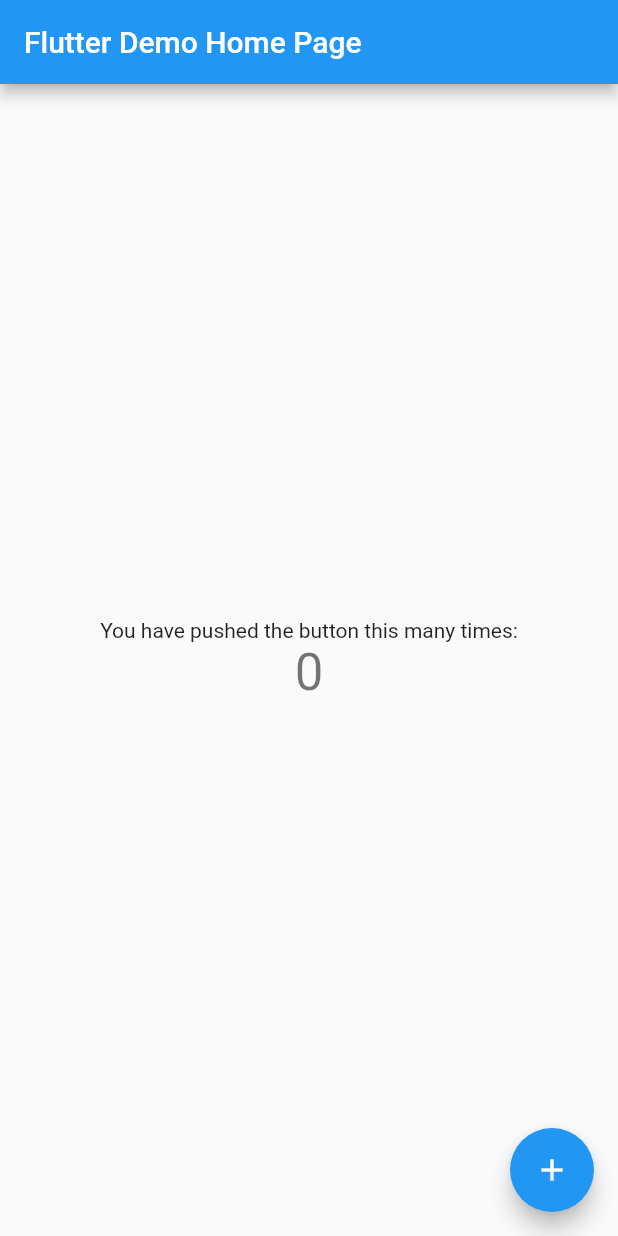
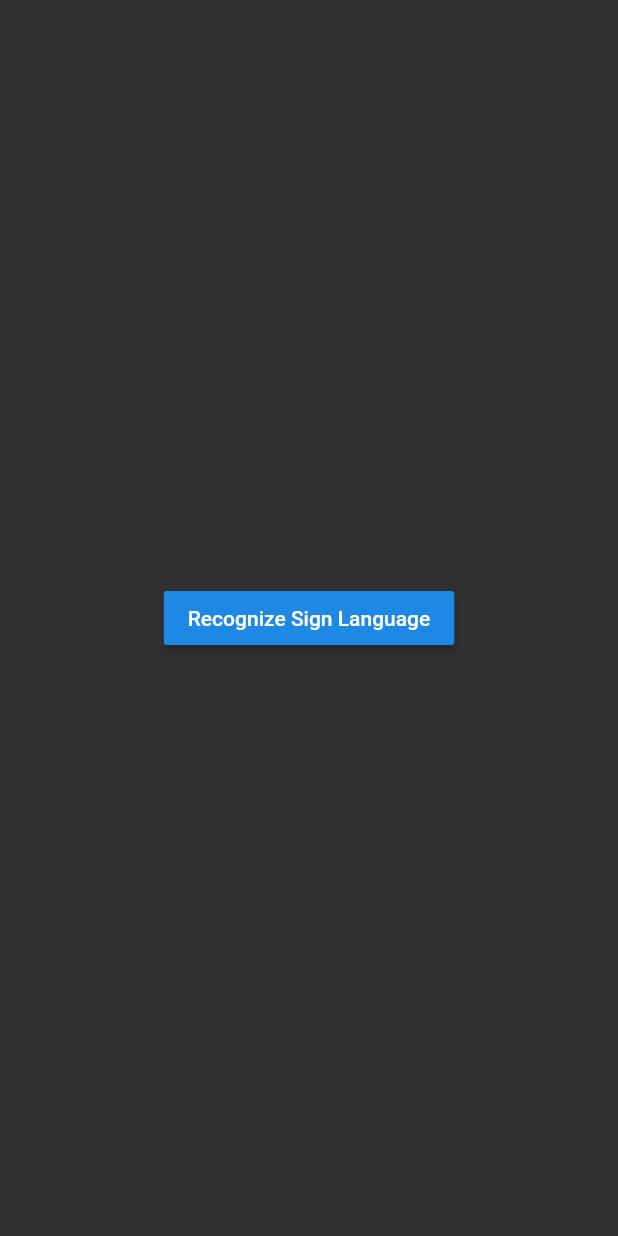
Before and after one commit to theGateway1/Sign-Language-Translator-Realtime, a Flutter app: the screen it shows after launch, on a phone screen of 412 x 824 dp. Run offline on Flutter 3.47's test engine with Material 2 defaults, Android fonts, the light colour scheme and no system bars; our stand-ins replace camera; missing offline and left inert: tflite.

Commit message:
Add Files

```diff
--- /dev/null
+++ b/lib/home.dart
@@ -0,0 +1,127 @@
+import 'package:flutter/material.dart';
+import 'package:camera/camera.dart';
+import 'package:tflite/tflite.dart';
+import 'dart:math' as math;
+
+import 'camera.dart';
+import 'bndbox.dart';
+import 'models.dart';
+
+class HomePage extends StatefulWidget {
+  final List<CameraDescription> cameras;
+
+  HomePage(this.cameras);
+
+  @override
+  _HomePageState createState() => new _HomePageState();
+}
+
+class _HomePageState extends State<HomePage> {
+  List<dynamic> _recognitions;
+  int _imageHeight = 0;
+  int _imageWidth = 0;
+  String _model = "";
+
+  @override
+  void initState() {
+    super.initState();
+  }
+
+  loadModel() async {
+    String res;
+    switch (_model) {
+      // case yolo:
+      //   res = await Tflite.loadModel(
+      //       // model: "assets/yolov2_tiny.tflite",
+      //       // labels: "assets/yolov2_tiny.txt",
+      //       // );
+      //       model: "assets/sign_lang.tflite",
+      //       labels: "assets/sign_lang_labels.txt");
+      //   break;
+
+      case mobilenet:
+        res = await Tflite.loadModel(
+            // model: "assets/mobilenet_v1_1.0_224.tflite",
+            // labels: "assets/mobilenet_v1_1.0_224.txt");
+            model: "assets/sign_lang.tflite",
+            labels: "assets/sign_lang_labels.txt");
+
+        break;
+
+      // case posenet:
+      //   res = await Tflite.loadModel(
+      //       model: "assets/posenet_mv1_075_float_from_checkpoints.tflite");
+      //   // model: "assets/sign_lang.tflite",
+      //   // labels: "assets/sign_lang_labels.txt");
+      //   break;
+
+      default:
+        res = await Tflite.loadModel(
+            model: "assets/ssd_mobilenet.tflite",
+            labels: "assets/ssd_mobilenet.txt");
+    }
+    print(res);
+  }
+
+  onSelect(model) {
+    setState(() {
+      _model = model;
+    });
+    loadModel();
+  }
+
+  setRecognitions(recognitions, imageHeight, imageWidth) {
+    setState(() {
+      _recognitions = recognitions;
+      _imageHeight = imageHeight;
+      _imageWidth = imageWidth;
+    });
+  }
+
+  @override
+  Widget build(BuildContext context) {
+    Size screen = MediaQuery.of(context).size;
+    return Scaffold(
+      body: _model == ""
+          ? Center(
+              child: Column(
+                mainAxisAlignment: MainAxisAlignment.center,
+                children: <Widget>[
+                  // RaisedButton(
+                  //   child: const Text(ssd),
+                  //   onPressed: () => onSelect(ssd),
+                  // ),
+                  // RaisedButton(
+                  //   child: const Text(yolo),
+                  //   onPressed: () => onSelect(yolo),
+                  // ),
+                  RaisedButton(
+                    child: const Text("Recognize Sign Language"),
+                    onPressed: () => onSelect(mobilenet),
+                  ),
+                  // RaisedButton(
+                  //   child: const Text(posenet),
+                  //   onPressed: () => onSelect(posenet),
+                  // ),
+                ],
+              ),
+            )
+          : Stack(
+              children: [
+                Camera(
+                  widget.cameras,
+                  _model,
+                  setRecognitions,
+                ),
+                BndBox(
+                    _recognitions == null ? [] : _recognitions,
+                    math.max(_imageHeight, _imageWidth),
+                    math.min(_imageHeight, _imageWidth),
+                    screen.height,
+                    screen.width,
+                    _model),
+              ],
+            ),
+    );
+  }
+}
--- a/lib/main.dart
+++ b/lib/main.dart
@@ -1,113 +1,29 @@
+import 'dart:async';
 import 'package:flutter/material.dart';
+import 'package:camera/camera.dart';
+import 'home.dart';
 
-void main() {
-  runApp(MyApp());
+List<CameraDescription> cameras;
+
+Future<Null> main() async {
+  WidgetsFlutterBinding.ensureInitialized();
+  try {
+    cameras = await availableCameras();
+  } on CameraException catch (e) {
+    print('Error: $e.code\nError Message: $e.message');
+  }
+  runApp(new MyApp());
 }
 
 class MyApp extends StatelessWidget {
-  // This widget is the root of your application.
   @override
   Widget build(BuildContext context) {
     return MaterialApp(
-      title: 'Flutter Demo',
+      title: 'tflite real-time detection',
       theme: ThemeData(
-        // This is the theme of your application.
-        //
-        // Try running your application with "flutter run". You'll see the
-        // application has a blue toolbar. Then, without quitting the app, try
-        // changing the primarySwatch below to Colors.green and then invoke
-        // "hot reload" (press "r" in the console where you ran "flutter run",
-        // or simply save your changes to "hot reload" in a Flutter IDE).
-        // Notice that the counter didn't reset back to zero; the application
-        // is not restarted.
-        primarySwatch: Colors.blue,
+        brightness: Brightness.dark,
       ),
-      home: MyHomePage(title: 'Flutter Demo Home Page'),
+      home: HomePage(cameras),
     );
   }
 }
-
-class MyHomePage extends StatefulWidget {
-  MyHomePage({Key? key, required this.title}) : super(key: key);
-
-  // This widget is the home page of your application. It is stateful, meaning
-  // that it has a State object (defined below) that contains fields that affect
-  // how it looks.
-
-  // This class is the configuration for the state. It holds the values (in this
-  // case the title) provided by the parent (in this case the App widget) and
-  // used by the build method of the State. Fields in a Widget subclass are
-  // always marked "final".
-
-  final String title;
-
-  @override
-  _MyHomePageState createState() => _MyHomePageState();
-}
-
-class _MyHomePageState extends State<MyHomePage> {
-  int _counter = 0;
-
-  void _incrementCounter() {
-    setState(() {
-      // This call to setState tells the Flutter framework that something has
-      // changed in this State, which causes it to rerun the build method below
-      // so that the display can reflect the updated values. If we changed
-      // _counter without calling setState(), then the build method would not be
-      // called again, and so nothing would appear to happen.
-      _counter++;
-    });
-  }
-
-  @override
-  Widget build(BuildContext context) {
-    // This method is rerun every time setState is called, for instance as done
-    // by the _incrementCounter method above.
-    //
-    // The Flutter framework has been optimized to make rerunning build methods
-    // fast, so that you can just rebuild anything that needs updating rather
-    // than having to individually change instances of widgets.
-    return Scaffold(
-      appBar: AppBar(
-        // Here we take the value from the MyHomePage object that was created by
-        // the App.build method, and use it to set our appbar title.
-        title: Text(widget.title),
-      ),
-      body: Center(
-        // Center is a layout widget. It takes a single child and positions it
-        // in the middle of the parent.
-        child: Column(
-          // Column is also a layout widget. It takes a list of children and
-          // arranges them vertically. By default, it sizes itself to fit its
-          // children horizontally, and tries to be as tall as its parent.
-          //
-          // Invoke "debug painting" (press "p" in the console, choose the
-          // "Toggle Debug Paint" action from the Flutter Inspector in Android
-          // Studio, or the "Toggle Debug Paint" command in Visual Studio Code)
-          // to see the wireframe for each widget.
-          //
-          // Column has various properties to control how it sizes itself and
-          // how it positions its children. Here we use mainAxisAlignment to
-          // center the children vertically; the main axis here is the vertical
-          // axis because Columns are vertical (the cross axis would be
-          // horizontal).
-          mainAxisAlignment: MainAxisAlignment.center,
-          children: <Widget>[
-            Text(
-              'You have pushed the button this many times:',
-            ),
-            Text(
-              '$_counter',
-              style: Theme.of(context).textTheme.headline4,
-            ),
-          ],
-        ),
-      ),
-      floatingActionButton: FloatingActionButton(
-        onPressed: _incrementCounter,
-        tooltip: 'Increment',
-        child: Icon(Icons.add),
-      ), // This trailing comma makes auto-formatting nicer for build methods.
-    );
-  }
-}
--- /dev/null
+++ b/lib/models.dart
@@ -0,0 +1,4 @@
+const String mobilenet = "MobileNet";
+const String ssd = "SSD MobileNet";
+const String yolo = "Tiny YOLOv2";
+const String posenet = "PoseNet";
```
Also changed, not shown: assets/sign_lang_labels.txt (added, +39 -0 lines), lib/bndbox.dart (added, +170 -0 lines), lib/camera.dart (added, +139 -0 lines), pubspec.yaml (+17 -19 lines), 1 other file.
